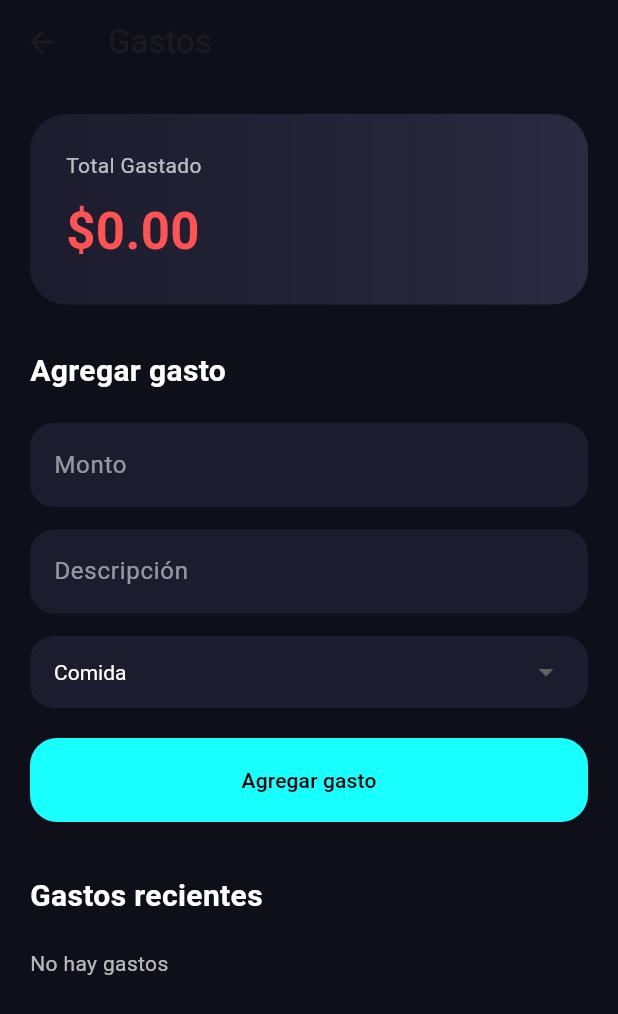
After one commit to ismael12345563/finanza_app, a Flutter app: the ExpensesPage screen opened by its route, after a tap on "Agregar gasto", on a phone screen of 412 x 824 dp. The commit adds this screen. Shown: the top 1014 px of the screen. Run offline on Flutter 3.47's test engine with Material 3 defaults, Android fonts, the phone set to English and light mode, and no system bars; network calls fail.

Commit message:
connect real expenses to AI

```diff
--- a/finanza_app/lib/main.dart
+++ b/finanza_app/lib/main.dart
@@ -11,6 +11,7 @@ import 'pages/income_page.dart';
 import 'pages/debt_page.dart';
 import 'pages/debts_page.dart';
 import 'pages/perfil_page.dart';
+import 'pages/expenses_page.dart';
 
 void main() {
   runApp(const MyApp());
@@ -74,6 +75,14 @@ class MyApp extends StatelessWidget {
 
           return DebtsPage(email: email);
         },
+
+        '/expenses': (context) {
+          final email =
+              ModalRoute.of(context)?.settings.arguments as String? ??
+              "Usuario";
+
+          return ExpensesPage(email: email);
+        },
       },
 
       onGenerateRoute: (settings) {
--- /dev/null
+++ b/finanza_app/lib/pages/expenses_page.dart
@@ -0,0 +1,401 @@
+import 'package:flutter/material.dart';
+import 'package:http/http.dart' as http;
+import 'dart:convert';
+
+class ExpensesPage extends StatefulWidget {
+  final String email;
+
+  const ExpensesPage({super.key, required this.email});
+
+  @override
+  State<ExpensesPage> createState() => _ExpensesPageState();
+}
+
+class _ExpensesPageState extends State<ExpensesPage> {
+  final TextEditingController amountController = TextEditingController();
+  final TextEditingController descriptionController = TextEditingController();
+
+  final String baseUrl = "https://finanza-app.onrender.com";
+
+  List expenses = [];
+
+  bool loading = false;
+
+  String selectedCategory = "Comida";
+
+  final List<String> categories = [
+    "Comida",
+    "Transporte",
+    "Entretenimiento",
+    "Salud",
+    "Servicios",
+    "Otros",
+  ];
+
+  @override
+  void initState() {
+    super.initState();
+    getExpenses();
+  }
+
+  // =========================
+  // OBTENER GASTOS
+  // =========================
+  Future<void> getExpenses() async {
+    try {
+      final response = await http.get(
+        Uri.parse("$baseUrl/get_expenses/${widget.email}"),
+      );
+
+      if (response.statusCode == 200) {
+        final data = jsonDecode(response.body);
+
+        setState(() {
+          expenses = data;
+        });
+      }
+    } catch (e) {
+      debugPrint("Error expenses: $e");
+    }
+  }
+
+  // =========================
+  // AGREGAR GASTO
+  // =========================
+  Future<void> addExpense() async {
+    if (amountController.text.isEmpty || descriptionController.text.isEmpty) {
+      return;
+    }
+
+    setState(() {
+      loading = true;
+    });
+
+    try {
+      final response = await http.post(
+        Uri.parse("$baseUrl/add_expense"),
+        headers: {"Content-Type": "application/json"},
+        body: jsonEncode({
+          "user_email": widget.email,
+          "amount": amountController.text,
+          "description": descriptionController.text,
+          "category": selectedCategory,
+        }),
+      );
+
+      if (response.statusCode == 200) {
+        amountController.clear();
+        descriptionController.clear();
+
+        await getExpenses();
+      }
+    } catch (e) {
+      debugPrint("Error add expense: $e");
+    }
+
+    setState(() {
+      loading = false;
+    });
+  }
+
+  // =========================
+  // ELIMINAR GASTO
+  // =========================
+  Future<void> deleteExpense(int id) async {
+    try {
+      await http.delete(Uri.parse("$baseUrl/delete_expense/$id"));
+
+      getExpenses();
+    } catch (e) {
+      debugPrint("Error delete expense: $e");
+    }
+  }
+
+  // =========================
+  // FECHA
+  // =========================
+  String formatDate(String date) {
+    try {
+      final parsed = DateTime.parse(date);
+
+      return "${parsed.day}/${parsed.month}/${parsed.year}";
+    } catch (e) {
+      return "";
+    }
+  }
+
+  @override
+  Widget build(BuildContext context) {
+    double totalExpenses = 0;
+
+    for (var expense in expenses) {
+      totalExpenses += double.tryParse(expense["amount"].toString()) ?? 0;
+    }
+
+    return Scaffold(
+      backgroundColor: const Color(0xFF0F0F1A),
+
+      appBar: AppBar(
+        backgroundColor: Colors.transparent,
+        elevation: 0,
+        title: const Text("Gastos"),
+      ),
+
+      body: SingleChildScrollView(
+        child: Padding(
+          padding: const EdgeInsets.all(20),
+
+          child: Column(
+            crossAxisAlignment: CrossAxisAlignment.start,
+
+            children: [
+              // =========================
+              // TOTAL
+              // =========================
+              Container(
+                width: double.infinity,
+                padding: const EdgeInsets.all(24),
+
+                decoration: BoxDecoration(
+                  gradient: const LinearGradient(
+                    colors: [Color(0xFF1C1C2E), Color(0xFF2A2A40)],
+                  ),
+                  borderRadius: BorderRadius.circular(24),
+                ),
+
+                child: Column(
+                  crossAxisAlignment: CrossAxisAlignment.start,
+
+                  children: [
+                    const Text(
+                      "Total Gastado",
+                      style: TextStyle(color: Colors.white70),
+                    ),
+
+                    const SizedBox(height: 10),
+
+                    Text(
+                      "\$${totalExpenses.toStringAsFixed(2)}",
+                      style: const TextStyle(
+                        color: Colors.redAccent,
+                        fontSize: 34,
+                        fontWeight: FontWeight.bold,
+                      ),
+                    ),
+                  ],
+                ),
+              ),
+
+              const SizedBox(height: 30),
+
+              // =========================
+              // FORMULARIO
+              // =========================
+              const Text(
+                "Agregar gasto",
+                style: TextStyle(
+                  color: Colors.white,
+                  fontSize: 20,
+                  fontWeight: FontWeight.bold,
+                ),
+              ),
+
+              const SizedBox(height: 20),
+
+              TextField(
+                controller: amountController,
+                keyboardType: TextInputType.number,
+
+                style: const TextStyle(color: Colors.white),
+
+                decoration: inputDecoration("Monto"),
+              ),
+
+              const SizedBox(height: 15),
+
+              TextField(
+                controller: descriptionController,
+                style: const TextStyle(color: Colors.white),
+
+                decoration: inputDecoration("Descripción"),
+              ),
+
+              const SizedBox(height: 15),
+
+              Container(
+                padding: const EdgeInsets.symmetric(horizontal: 16),
+
+                decoration: BoxDecoration(
+                  color: const Color(0xFF1C1C2E),
+                  borderRadius: BorderRadius.circular(16),
+                ),
+
+                child: DropdownButtonHideUnderline(
+                  child: DropdownButton<String>(
+                    dropdownColor: const Color(0xFF1C1C2E),
+                    value: selectedCategory,
+                    isExpanded: true,
+
+                    style: const TextStyle(color: Colors.white),
+
+                    items: categories.map((category) {
+                      return DropdownMenuItem(
+                        value: category,
+                        child: Text(category),
+                      );
+                    }).toList(),
+
+                    onChanged: (value) {
+                      setState(() {
+                        selectedCategory = value!;
+                      });
+                    },
+                  ),
+                ),
+              ),
+
+              const SizedBox(height: 20),
+
+              SizedBox(
+                width: double.infinity,
+
+                child: ElevatedButton(
+                  onPressed: loading ? null : addExpense,
+
+                  style: ElevatedButton.styleFrom(
+                    backgroundColor: Colors.cyanAccent,
+                    foregroundColor: Colors.black,
+                    padding: const EdgeInsets.symmetric(vertical: 18),
+                    shape: RoundedRectangleBorder(
+                      borderRadius: BorderRadius.circular(18),
+                    ),
+                  ),
+
+                  child: Text(loading ? "Guardando..." : "Agregar gasto"),
+                ),
+              ),
+
+              const SizedBox(height: 35),
+
+              // =========================
+              // LISTA
+              // =========================
+              const Text(
+                "Gastos recientes",
+                style: TextStyle(
+                  color: Colors.white,
+                  fontSize: 20,
+                  fontWeight: FontWeight.bold,
+                ),
+              ),
+
+              const SizedBox(height: 20),
+
+              if (expenses.isEmpty)
+                const Text(
+                  "No hay gastos",
+                  style: TextStyle(color: Colors.white70),
+                ),
+
+              ...expenses.map((expense) {
+                return Container(
+                  margin: const EdgeInsets.only(bottom: 15),
+                  padding: const EdgeInsets.all(18),
+
+                  decoration: BoxDecoration(
+                    color: const Color(0xFF1C1C2E),
+                    borderRadius: BorderRadius.circular(20),
+                  ),
+
+                  child: Row(
+                    children: [
+                      Container(
+                        padding: const EdgeInsets.all(14),
+
+                        decoration: BoxDecoration(
+                          color: Colors.redAccent.withOpacity(0.15),
+                          borderRadius: BorderRadius.circular(16),
+                        ),
+
+                        child: const Icon(
+                          Icons.shopping_cart,
+                          color: Colors.redAccent,
+                        ),
+                      ),
+
+                      const SizedBox(width: 15),
+
+                      Expanded(
+                        child: Column(
+                          crossAxisAlignment: CrossAxisAlignment.start,
+
+                          children: [
+                            Text(
+                              expense["description"],
+                              style: const TextStyle(
+                                color: Colors.white,
+                                fontWeight: FontWeight.bold,
+                              ),
+                            ),
+
+                            const SizedBox(height: 5),
+
+                            Text(
+                              "${expense["category"]} • ${formatDate(expense["created_at"])}",
+                              style: const TextStyle(
+                                color: Colors.white54,
+                                fontSize: 12,
+                              ),
+                            ),
+                          ],
+                        ),
+                      ),
+
+                      Column(
+                        crossAxisAlignment: CrossAxisAlignment.end,
+
+                        children: [
+                          Text(
+                            "- \$${expense["amount"]}",
+                            style: const TextStyle(
+                              color: Colors.redAccent,
+                              fontWeight: FontWeight.bold,
+                              fontSize: 18,
+                            ),
+                          ),
+
+                          IconButton(
+                            onPressed: () => deleteExpense(expense["id"]),
+                            icon: const Icon(
+                              Icons.delete,
+                              color: Colors.white54,
+                            ),
+                          ),
+                        ],
+                      ),
+                    ],
+                  ),
+                );
+              }).toList(),
+            ],
+          ),
+        ),
+      ),
+    );
+  }
+
+  InputDecoration inputDecoration(String hint) {
+    return InputDecoration(
+      hintText: hint,
+      hintStyle: const TextStyle(color: Colors.white54),
+
+      filled: true,
+      fillColor: const Color(0xFF1C1C2E),
+
+      border: OutlineInputBorder(
+        borderRadius: BorderRadius.circular(16),
+        borderSide: BorderSide.none,
+      ),
+    );
+  }
+}
```
Also changed, not shown: finanza_app/lib/pages/home_page.dart (+6 -1 lines), 1 other file.
